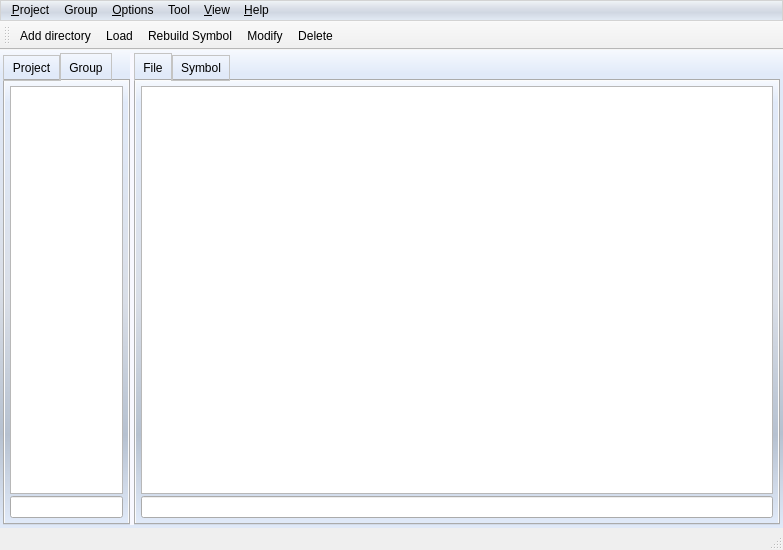
This is Resources/Forms/mainWindow.ui in ychclone/blink as Qt 5 draws it before an edit. The edited form follows.
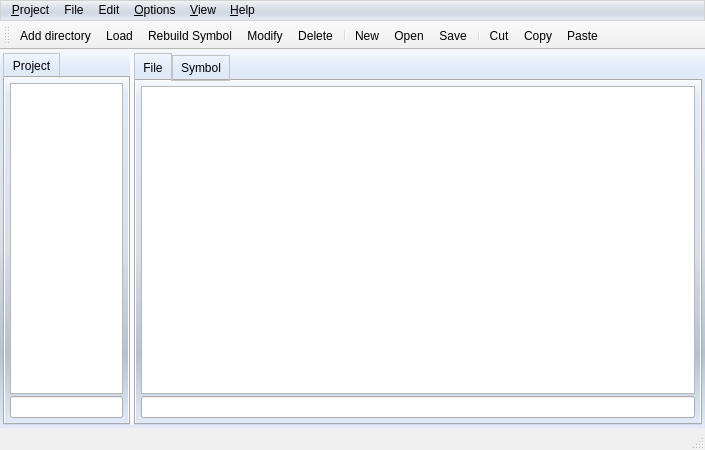
This is the edited form. The open tabs and pages were chosen to show the change. Icons and pictures are not drawn. Custom widgets are drawn as their Qt base class.

The edit to the form file:
```diff
--- a/Resources/Forms/mainWindow.ui
+++ b/Resources/Forms/mainWindow.ui
@@ -7,8 +7,8 @@
    <rect>
     <x>0</x>
     <y>0</y>
-    <width>783</width>
-    <height>550</height>
+    <width>705</width>
+    <height>450</height>
    </rect>
   </property>
   <property name="windowTitle">
@@ -82,13 +82,29 @@
      <number>0</number>
     </property>
     <item row="0" column="0">
+     <widget class="QWidget" name="verticalLayoutWidget" native="true">
+      <layout class="QVBoxLayout" name="verticalLayout">
+       <property name="spacing">
+        <number>0</number>
+       </property>
+       <property name="leftMargin">
+        <number>0</number>
+       </property>
+       <property name="topMargin">
+        <number>0</number>
+       </property>
+       <property name="rightMargin">
+        <number>0</number>
+       </property>
+       <property name="bottomMargin">
+        <number>0</number>
+       </property>
+       <item>
+        <widget class="QSplitter" name="verticalSplitter">
+         <property name="orientation">
+          <enum>Qt::Vertical</enum>
+         </property>
      <widget class="QWidget" name="containerwidget" native="true">
-      <property name="sizePolicy">
-       <sizepolicy hsizetype="Expanding" vsizetype="Expanding">
-        <horstretch>1</horstretch>
-        <verstretch>1</verstretch>
-       </sizepolicy>
-      </property>
       <layout class="QGridLayout" name="gridLayout_2">
        <property name="leftMargin">
         <number>3</number>
@@ -164,7 +180,7 @@
            <attribute name="title">
             <string>Project</string>
            </attribute>
-           <layout class="QVBoxLayout">
+               <layout class="QVBoxLayout" name="_2">
             <property name="spacing">
              <number>2</number>
             </property>
@@ -208,7 +224,7 @@
              </widget>
             </item>
             <item>
-             <layout class="QGridLayout" rowstretch="0" columnstretch="0">
+                 <layout class="QGridLayout" name="_3" rowstretch="0" columnstretch="0">
               <property name="horizontalSpacing">
                <number>6</number>
               </property>
@@ -238,71 +254,6 @@
             </item>
            </layout>
           </widget>
-          <widget class="QWidget" name="groupTab">
-           <attribute name="icon">
-            <iconset resource="../app.qrc">
-             <normaloff>:/Images/group.png</normaloff>:/Images/group.png</iconset>
-           </attribute>
-           <attribute name="title">
-            <string>Group</string>
-           </attribute>
-           <layout class="QVBoxLayout">
-            <property name="spacing">
-             <number>2</number>
-            </property>
-            <property name="leftMargin">
-             <number>5</number>
-            </property>
-            <property name="topMargin">
-             <number>5</number>
-            </property>
-            <property name="rightMargin">
-             <number>5</number>
-            </property>
-            <property name="bottomMargin">
-             <number>5</number>
-            </property>
-            <item>
-             <widget class="CGroupListWidget" name="group_listView">
-              <property name="sizePolicy">
-               <sizepolicy hsizetype="Expanding" vsizetype="Expanding">
-                <horstretch>0</horstretch>
-                <verstretch>0</verstretch>
-               </sizepolicy>
-              </property>
-              <property name="styleSheet">
-               <string notr="true">QTreeView::item {color: #0066FF;
-background-color:qlineargradient(x1: 0, y1: 0, x2: 1, y2: 0, stop: 0 white, stop: 1 #FAFAFA)
-}
-QTreeView::item:selected
-{
-color: white;
-background-color:qlineargradient(x1: 0, y1: 0, x2: 0, y2: 1, stop: 0 #97C0FC, stop: 1 #70A9FF);
-}</string>
-              </property>
-              <property name="editTriggers">
-               <set>QAbstractItemView::NoEditTriggers</set>
-              </property>
-              <property name="selectionMode">
-               <enum>QAbstractItemView::ExtendedSelection</enum>
-              </property>
-              <property name="uniformRowHeights">
-               <bool>true</bool>
-              </property>
-              <property name="allColumnsShowFocus">
-               <bool>true</bool>
-              </property>
-             </widget>
-            </item>
-            <item>
-             <layout class="QGridLayout" name="gridLayout_3">
-              <item row="0" column="0">
-               <widget class="QLineEdit" name="groupPattern_lineEdit"/>
-              </item>
-             </layout>
-            </item>
-           </layout>
-          </widget>
          </widget>
          <widget class="QTabWidget" name="infoTabWidget">
           <property name="sizePolicy">
@@ -352,7 +303,7 @@
            <attribute name="title">
             <string>File</string>
            </attribute>
-           <layout class="QVBoxLayout">
+               <layout class="QVBoxLayout" name="_5">
             <property name="spacing">
              <number>2</number>
             </property>
@@ -418,7 +369,7 @@
               <property name="lineWidth">
                <number>0</number>
               </property>
-              <layout class="QVBoxLayout">
+                  <layout class="QVBoxLayout" name="_6">
                <property name="spacing">
                 <number>0</number>
                </property>
@@ -435,7 +386,7 @@
                 <number>0</number>
                </property>
                <item>
-                <layout class="QHBoxLayout">
+                    <layout class="QHBoxLayout" name="_7">
                  <property name="spacing">
                   <number>0</number>
                  </property>
@@ -662,6 +613,10 @@
        </item>
       </layout>
      </widget>
+        </widget>
+       </item>
+      </layout>
+     </widget>
     </item>
    </layout>
   </widget>
@@ -670,8 +625,8 @@
     <rect>
      <x>0</x>
      <y>0</y>
-     <width>783</width>
-     <height>42</height>
+     <width>705</width>
+     <height>24</height>
     </rect>
    </property>
    <widget class="QMenu" name="menuHelp">
@@ -713,26 +668,34 @@
     <addaction name="actionProject_Panel"/>
     <addaction name="actionFile_Panel"/>
    </widget>
-   <widget class="QMenu" name="menuGroup">
+   <widget class="QMenu" name="menuEdit">
     <property name="title">
-     <string>Group</string>
+     <string>Edit</string>
     </property>
-    <addaction name="actionGroupNew"/>
-    <addaction name="actionGroupLoad"/>
-    <addaction name="actionGroupUpdate"/>
-    <addaction name="actionGroupModify"/>
-    <addaction name="actionGroupDelete"/>
-   </widget>
-   <widget class="QMenu" name="menuTool">
-    <property name="title">
-     <string>Tool</string>
-    </property>
+    <addaction name="actionUndo"/>
+    <addaction name="actionRedo"/>
+    <addaction name="separator"/>
+    <addaction name="actionCut"/>
+    <addaction name="actionCopy"/>
+    <addaction name="actionPaste"/>
+    <addaction name="separator"/>
+    <addaction name="actionFind"/>
     <addaction name="actionFindReplaceDialog"/>
    </widget>
+   <widget class="QMenu" name="menuFIle">
+    <property name="title">
+     <string>File</string>
+    </property>
+     <addaction name="actionNew"/>
+     <addaction name="actionOpen"/>
+     <addaction name="actionSave"/>
+     <addaction name="actionSaveAs"/>
+     <addaction name="actionClose"/>
+   </widget>
    <addaction name="menuProject"/>
-   <addaction name="menuGroup"/>
+   <addaction name="menuFIle"/>
+   <addaction name="menuEdit"/>
    <addaction name="menuOptions"/>
-   <addaction name="menuTool"/>
    <addaction name="menuView"/>
    <addaction name="menuHelp"/>
   </widget>
@@ -764,6 +727,14 @@
    <addaction name="actionProjectRebuildTag"/>
    <addaction name="actionProjectModify"/>
    <addaction name="actionProjectDelete"/>
+   <addaction name="separator"/> 
+   <addaction name="actionNew"/>
+   <addaction name="actionOpen"/>
+   <addaction name="actionSave"/>
+   <addaction name="separator"/>
+   <addaction name="actionCut"/>
+   <addaction name="actionCopy"/>
+   <addaction name="actionPaste"/>
   </widget>
   <action name="actionAbout">
    <property name="icon">
@@ -1147,6 +1118,119 @@
     <string>Fuzzy Auto Complete</string>
    </property>
   </action>
+  <action name="actionSave">
+   <property name="icon">
+    <iconset resource="../app.qrc">
+     <normaloff>:/Images/save.png</normaloff>:/Images/save.png</iconset>
+   </property>
+   <property name="text">
+    <string>Save</string>
+   </property>
+   <property name="shortcut">
+    <string>Ctrl+S</string>
+   </property>
+  </action>
+  <action name="actionNew">
+   <property name="icon">
+    <iconset resource="../app.qrc">
+     <normaloff>:/Images/new.png</normaloff>:/Images/new.png</iconset>
+   </property>
+   <property name="text">
+    <string>New</string>
+   </property>
+   <property name="shortcut">
+    <string>Ctrl+N</string>
+   </property>
+  </action>
+  <action name="actionClose">
+   <property name="text">
+    <string>Close</string>
+   </property>
+   <property name="shortcut">
+    <string>Ctrl+Q</string>
+   </property>
+  </action>
+  <action name="actionOpen">
+   <property name="icon">
+    <iconset resource="../app.qrc">
+     <normaloff>:/Images/open.png</normaloff>:/Images/open.png</iconset>
+   </property>
+   <property name="text">
+    <string>Open</string>
+   </property>
+   <property name="shortcut">
+    <string>Ctrl+O</string>
+   </property>
+  </action>
+  <action name="actionUndo">
+   <property name="text">
+    <string>Undo</string>
+   </property>
+   <property name="shortcut">
+    <string>Ctrl+Z</string>
+   </property>
+  </action>
+  <action name="actionRedo">
+   <property name="text">
+    <string>Redo</string>
+   </property>
+   <property name="shortcut">
+    <string>Ctrl+Y</string>
+   </property>
+  </action>
+  <action name="actionSaveAs">
+   <property name="icon">
+    <iconset resource="../app.qrc">
+     <normaloff>:/Images/save.png</normaloff>:/Images/save.png</iconset>
+   </property>
+   <property name="text">
+    <string>Save As...</string>
+   </property>
+  </action>
+  <action name="actionCopy">
+   <property name="icon">
+    <iconset resource="../app.qrc">
+     <normaloff>:/Images/copy.png</normaloff>:/Images/copy.png</iconset>
+   </property>
+   <property name="text">
+    <string>Copy</string>
+   </property>
+   <property name="shortcut">
+    <string>Ctrl+C</string>
+   </property>
+  </action>
+  <action name="actionPaste">
+   <property name="icon">
+    <iconset resource="../app.qrc">
+     <normaloff>:/Images/paste.png</normaloff>:/Images/paste.png</iconset>
+   </property>
+   <property name="text">
+    <string>Paste</string>
+   </property>
+   <property name="shortcut">
+    <string>Ctrl+V</string>
+   </property>
+  </action>
+  <action name="actionCut">
+   <property name="icon">
+    <iconset resource="../app.qrc">
+     <normaloff>:/Images/cut.png</normaloff>:/Images/cut.png</iconset>
+   </property>
+   <property name="text">
+    <string>Cut</string>
+   </property>
+   <property name="shortcut">
+    <string>Ctrl+X</string>
+   </property>
+  </action>
+  <action name="actionFind">
+   <property name="text">
+    <string>Find</string>
+   </property>
+   <property name="shortcut">
+    <string>Ctrl+F</string>
+   </property>
+  </action>
  </widget>
  <customwidgets>
   <customwidget>
@@ -1159,11 +1243,6 @@
    <extends>QTreeView</extends>
    <header>Display/CFileListWidget.h</header>
   </customwidget>
-  <customwidget>
-   <class>CGroupListWidget</class>
-   <extends>QTreeView</extends>
-   <header>Display/CGroupListWidget.h</header>
-  </customwidget>
   <customwidget>
    <class>CSearchTextEdit</class>
    <extends>QPlainTextEdit</extends>
```
Left out of the diff: 48 changed lines with no effect on the pictures. Lines whose indentation alone changed are shown as unchanged.
